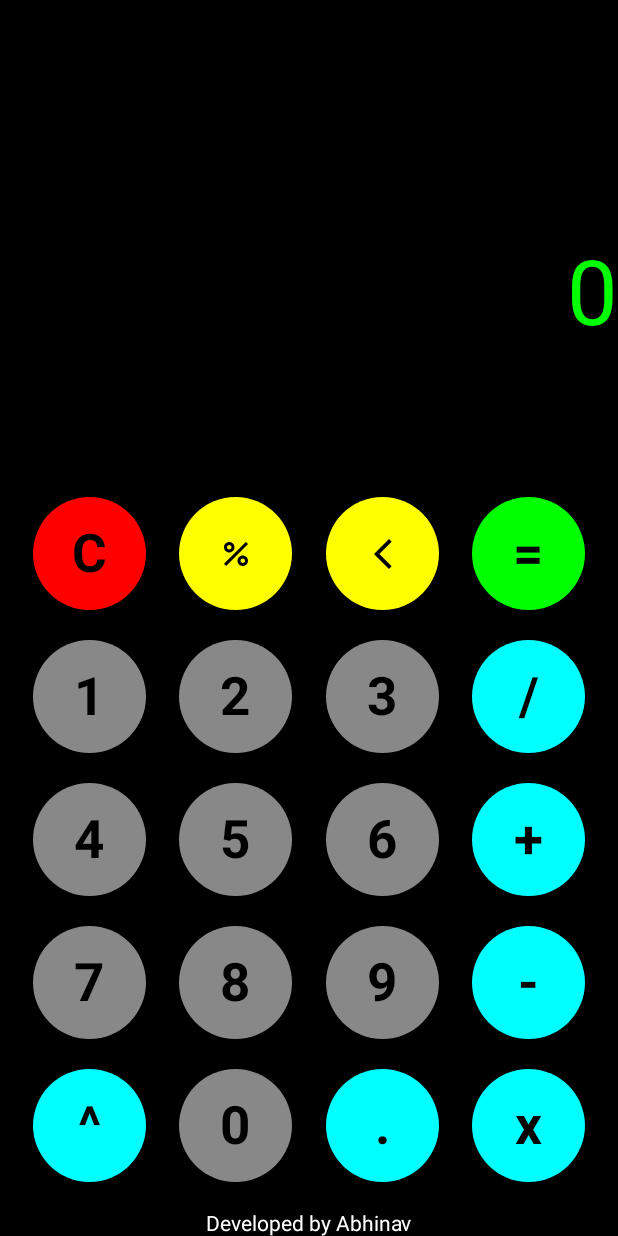
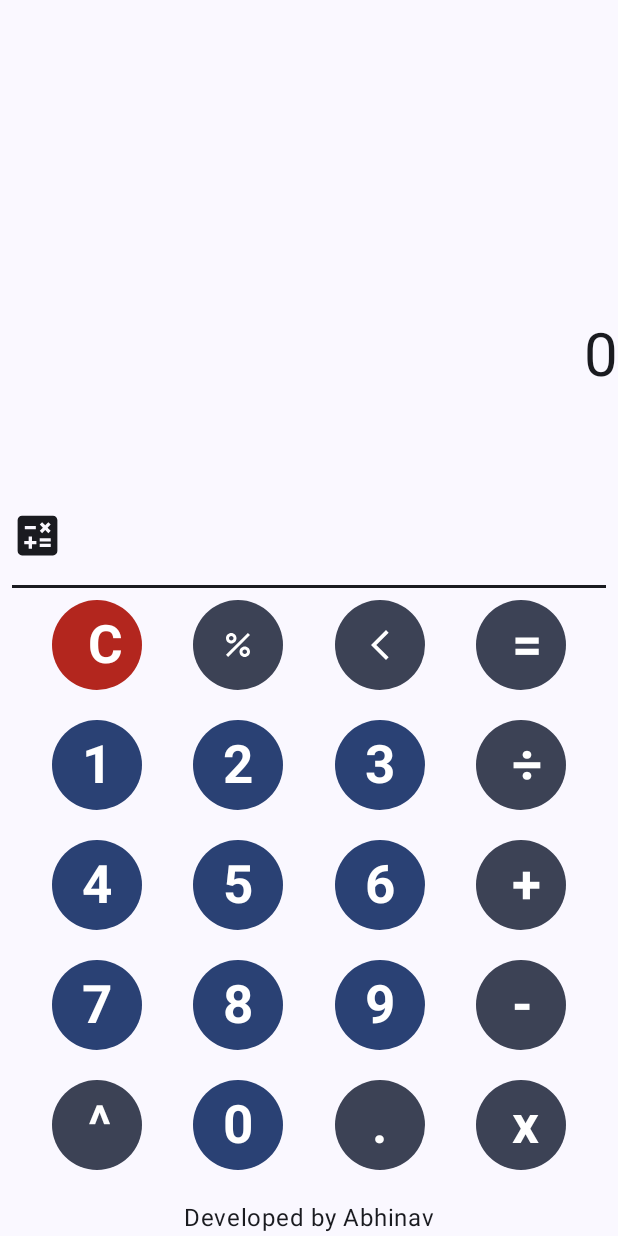
Before and after one commit to Andro-Abhi/Calculator, an Android app built with Jetpack Compose: the screen it shows after launch (MainActivity), on a phone screen of 412 x 824 dp. Run offline under Robolectric (Android 15) with nearby library versions, the phone set to English and light mode, and no system bars.

Commit message:
First commit

```diff
--- a/app/build.gradle.kts
+++ b/app/build.gradle.kts
@@ -46,6 +46,7 @@ dependencies {
     implementation(libs.androidx.activity.compose)
     implementation(platform(libs.androidx.compose.bom))
     implementation(libs.androidx.ui)
+    implementation ("androidx.navigation:navigation-compose:2.7.3")
     implementation(libs.androidx.ui.graphics)
     implementation(libs.androidx.ui.tooling.preview)
     implementation(libs.androidx.material3)
--- a/app/src/main/java/com/example/calculator/MainActivity.kt
+++ b/app/src/main/java/com/example/calculator/MainActivity.kt
@@ -6,143 +6,44 @@ import androidx.activity.ComponentActivity
 import androidx.activity.compose.setContent
 import androidx.activity.enableEdgeToEdge
 import androidx.activity.viewModels
-import androidx.compose.foundation.background
-import androidx.compose.foundation.layout.Arrangement
-import androidx.compose.foundation.layout.Column
-import androidx.compose.foundation.layout.Row
-import androidx.compose.foundation.layout.Spacer
-import androidx.compose.foundation.layout.fillMaxSize
-import androidx.compose.foundation.layout.fillMaxWidth
-import androidx.compose.foundation.layout.padding
-import androidx.compose.foundation.layout.size
-import androidx.compose.foundation.shape.CircleShape
-import androidx.compose.foundation.shape.RoundedCornerShape
-import androidx.compose.material.icons.Icons
-import androidx.compose.material.icons.filled.ArrowBackIosNew
-import androidx.compose.material.icons.filled.Percent
-import androidx.compose.material3.Button
-import androidx.compose.material3.ButtonDefaults
-import androidx.compose.material3.Icon
-import androidx.compose.material3.IconButton
-import androidx.compose.material3.Text
 import androidx.compose.runtime.Composable
-import androidx.compose.ui.Alignment
-import androidx.compose.ui.Modifier
-import androidx.compose.ui.draw.clip
-import androidx.compose.ui.graphics.Color
-import androidx.compose.ui.graphics.vector.ImageVector
-import androidx.compose.ui.text.font.FontWeight
-import androidx.compose.ui.text.style.TextAlign
-import androidx.compose.ui.tooling.preview.Preview
-import androidx.compose.ui.unit.dp
-import androidx.compose.ui.unit.sp
+import androidx.navigation.compose.rememberNavController
+import androidx.navigation.compose.NavHost
+import androidx.navigation.compose.composable
+import com.example.calculator.ui.theme.CalculatorTheme
+import com.example.calculator.ui.theme.ScientificCalculator
+import com.example.calculator.ui.theme.ScientificCalculatorViewModel
+import com.example.calculator.ui.theme.SimpleCalculator
 import kotlin.getValue
 
 class MainActivity : ComponentActivity() {
-    val myViewModel: CalculatorViewModel by viewModels()
+    val simpleViewModel: SimpleCalculatorViewModel by viewModels()
+    val scientificViewModel: ScientificCalculatorViewModel by viewModels()
     override fun onCreate(savedInstanceState: Bundle?) {
 
         super.onCreate(savedInstanceState)
         enableEdgeToEdge()
+
         setContent {
-    Calculator(myViewModel)
+            CalculatorTheme {
+                val navController = rememberNavController()
+                NavHost(navController, startDestination = "simple_calculator") {
+
+                    composable("simple_calculator") {
+                        SimpleCalculator(
+                            simpleViewModel,
+                            navController
+                        )
+                    }
+                    composable("scientific_calculator") {
+                        ScientificCalculator(
+                            scientificViewModel,
+                            navController
+                        )
+                    }
+                }
             }
         }
-    }
-@Composable
- fun Calculator(viewModel : CalculatorViewModel = CalculatorViewModel()) {
-    val operationScreen = viewModel.operationText
-    val rowModifier =  Modifier.fillMaxWidth()
-    val rhalgn = Arrangement.Absolute.SpaceEvenly
-    val operator = viewModel.operatorSign
-    Column(modifier = Modifier.fillMaxSize(1f).background(Color.Black),
-        verticalArrangement = Arrangement.Bottom,
-        horizontalAlignment = Alignment.CenterHorizontally
-            )
-    {Row(Modifier.fillMaxWidth(), horizontalArrangement = Arrangement.Absolute.SpaceBetween) {
-        Text(text = operator.toString(),color = Color.Cyan,fontSize = 60.sp)
-        Text(
-            text = operationScreen,
-            color = Color.Green,
-            fontSize = 60.sp,
-            textAlign = TextAlign.End,
-            maxLines = 2
-        )
-    }
-        Spacer(Modifier.padding(50.dp))
-        Row(horizontalArrangement =  rhalgn, modifier = rowModifier ) {
-            NumberButton('C', { viewModel.clearScreen() },Color.Red)
-            IconButton(Icons.Default.Percent) { viewModel.operatorFun('%')}
-            IconButton(Icons.Filled.ArrowBackIosNew) { viewModel.removeNumber()}
-            NumberButton('=' ,{ viewModel.eval() } , Color.Green)
-        }
-        Spacer(Modifier.padding(10.dp))
-        Row(horizontalArrangement =  rhalgn, modifier = rowModifier ) {
-            NumberButton('1' ,{viewModel.addNumber('1')})
-            NumberButton('2' ,{ viewModel.addNumber('2')})
-            NumberButton('3' ,{ viewModel.addNumber('3')})
-            NumberButton('/', {viewModel.operatorFun('/') }, Color.Cyan)
 
-        }
-        Spacer(Modifier.padding(10.dp))
-        Row(horizontalArrangement =  rhalgn, modifier = rowModifier ) {
-            NumberButton('4' ,{viewModel.addNumber('4')})
-            NumberButton('5' ,{viewModel.addNumber('5')})
-            NumberButton('6' ,{viewModel.addNumber('6')})
-            NumberButton('+' ,{viewModel.operatorFun('+')}, Color.Cyan)
-
-        }
-        Spacer(Modifier.padding(10.dp))
-        Row(horizontalArrangement =  rhalgn, modifier = rowModifier ) {
-            NumberButton('7' ,{viewModel.addNumber('7')})
-            NumberButton('8' ,{viewModel.addNumber('8')})
-            NumberButton('9' ,{viewModel.addNumber('9')})
-            NumberButton('-' ,{viewModel.operatorFun('-') }, Color.Cyan)
-
-        }
-        Spacer(Modifier.padding(10.dp))
-        Row(horizontalArrangement =  rhalgn, modifier = rowModifier ) {
-            NumberButton('^' ,{ viewModel.operatorFun('^')}, Color.Cyan)
-            NumberButton('0' ,{viewModel.addNumber('0') })
-            NumberButton('.', { viewModel.addNumber('.') }, Color.Cyan)
-            NumberButton('x', {viewModel.operatorFun('x') }, Color.Cyan)
-
-        }
-        Spacer(Modifier.padding(10.dp))
-        Text("Developed by Abhinav",color = Color.White)
     }
 }
-
-
-@Composable
-fun NumberButton(number : Char, addNum :(Char) -> Unit,color: Color = Color.Gray){
-    val buttonColor = ButtonDefaults.buttonColors(color)
-    val buttonShape = RoundedCornerShape(50.dp)
-    Button(onClick = {addNum(number)}, shape = buttonShape, colors = buttonColor,
-        modifier = Modifier.size(75.dp)) {
-        Text(text = "$number", color = Color.Black,
-            fontWeight = FontWeight.Bold,
-            fontSize = 35.sp)
-    }
-}
-
-
-@Composable
-fun IconButton(icon: ImageVector,onClick: () -> Unit) {
-    IconButton(onClick, modifier = Modifier
-        .size(75.dp)
-        .clip(CircleShape)
-        .background(Color.Yellow)
-    ) {
-        Icon(
-            imageVector = icon,
-            contentDescription = "remove"
-        )
-    }
-}
-
-@Preview
-@Composable
-fun CalculatorPreview(){
-    Calculator()
-}
--- a/app/src/main/java/com/example/calculator/CalculatorViewModel.kt
+++ b/app/src/main/java/com/example/calculator/SimpleCalculatorViewModel.kt
@@ -8,7 +8,7 @@ import kotlin.math.pow
 import java.lang.ArithmeticException
 
 
-class CalculatorViewModel : ViewModel() {
+class SimpleCalculatorViewModel : ViewModel() {
     var operationText by mutableStateOf<String>("0")
         private set
     var operatorSign: Char = ' '
@@ -55,7 +55,7 @@ class CalculatorViewModel : ViewModel() {
                 '+' -> num1 + num2
                 '-' -> num1 - num2
                 'x' -> num1 * num2
-                '/' -> try {
+                '÷' -> try {
                     num1 / num2
                 } catch (e:ArithmeticException) {
                     "Not Defined"
--- a/app/src/main/java/com/example/calculator/ui/theme/Color.kt
+++ b/app/src/main/java/com/example/calculator/ui/theme/Color.kt
@@ -2,10 +2,23 @@ package com.example.calculator.ui.theme
 
 import androidx.compose.ui.graphics.Color
 
-val Purple80 = Color(0xFFD0BCFF)
-val PurpleGrey80 = Color(0xFFCCC2DC)
-val Pink80 = Color(0xFFEFB8C8)
-
-val Purple40 = Color(0xFF6650a4)
-val PurpleGrey40 = Color(0xFF625b71)
-val Pink40 = Color(0xFF7D5260)
+val primaryLight = Color(0xFF02677D)
+val onPrimaryLight = Color(0xFFFFFFFF)
+val secondaryLight = Color(0xFF4C626A)
+val onSecondaryLight = Color(0xFFFFFFFF)
+val tertiaryLight = Color(0xFF595C7E)
+val onTertiaryLight = Color(0xFFFFFFFF)
+val errorLight = Color(0xFFBA1A1A)
+val onErrorLight = Color(0xFFFFFFFF)
+val onBackgroundLight = Color(0xFF171C1F)
+val onSurfaceLight = Color(0xFF171C1F)
+val primaryDark = Color(0xFF87D1EA)
+val onPrimaryDark = Color(0xFF003542)
+val secondaryDark = Color(0xFFB3CAD4)
+val onSecondaryDark = Color(0xFF1D333B)
+val tertiaryDark = Color(0xFFC2C4EB)
+val onTertiaryDark = Color(0xFF2B2E4D)
+val errorDark = Color(0xFFFFB4AB)
+val onErrorDark = Color(0xFF690005)
+val onBackgroundDark = Color(0xFFDEE3E6)
+val onSurfaceDark = Color(0xFFDEE3E6)
--- /dev/null
+++ b/app/src/main/java/com/example/calculator/ui/theme/SimpleCalculatorFile.kt
@@ -0,0 +1,179 @@
+package com.example.calculator.ui.theme
+
+import androidx.compose.foundation.BorderStroke
+import androidx.compose.foundation.background
+import androidx.compose.foundation.border
+import androidx.compose.foundation.layout.Arrangement
+import androidx.compose.foundation.layout.Column
+import androidx.compose.foundation.layout.Row
+import androidx.compose.foundation.layout.Spacer
+import androidx.compose.foundation.layout.fillMaxSize
+import androidx.compose.foundation.layout.fillMaxWidth
+import androidx.compose.foundation.layout.padding
+import androidx.compose.foundation.layout.size
+import androidx.compose.foundation.shape.CircleShape
+import androidx.compose.foundation.shape.RoundedCornerShape
+import androidx.compose.material.icons.Icons
+import androidx.compose.material.icons.filled.ArrowBackIosNew
+import androidx.compose.material.icons.filled.Calculate
+import androidx.compose.material.icons.filled.Percent
+import androidx.compose.material3.Button
+import androidx.compose.material3.ButtonDefaults
+import androidx.compose.material3.Divider
+import androidx.compose.material3.HorizontalDivider
+import androidx.compose.material3.Icon
+import androidx.compose.material3.IconButton
+import androidx.compose.material3.MaterialTheme
+import androidx.compose.material3.Text
+import androidx.compose.runtime.Composable
+import androidx.compose.ui.Alignment
+import androidx.compose.ui.Modifier
+import androidx.compose.ui.draw.clip
+import androidx.compose.ui.graphics.Color
+import androidx.compose.ui.graphics.vector.ImageVector
+import androidx.compose.ui.text.font.FontWeight
+import androidx.compose.ui.text.style.TextAlign
+import androidx.compose.ui.text.style.TextOverflow
+import androidx.compose.ui.tooling.preview.Preview
+import androidx.compose.ui.unit.dp
+import androidx.compose.ui.unit.sp
+import androidx.navigation.NavController
+import androidx.navigation.compose.rememberNavController
+import com.example.calculator.SimpleCalculatorViewModel
+
+@Composable
+fun SimpleCalculator(viewModel : SimpleCalculatorViewModel, navController: NavController) {
+    val operationScreen = viewModel.operationText
+    val rowModifier =  Modifier.fillMaxWidth()
+    val rhalgn = Arrangement.Absolute.SpaceEvenly
+    val operator = viewModel.operatorSign
+    Column(modifier = Modifier.fillMaxSize(1f).background(MaterialTheme.colorScheme.background),
+        verticalArrangement = Arrangement.Bottom,
+        horizontalAlignment = Alignment.CenterHorizontally
+    )
+    {Row(Modifier.fillMaxWidth(), horizontalArrangement = Arrangement.Absolute.SpaceBetween) {
+        Text(text = operator.toString(), color = MaterialTheme.colorScheme.onBackground, fontSize = 40.sp)
+        Text(
+            text = operationScreen,
+            color = MaterialTheme.colorScheme.onBackground,
+            fontSize = 40.sp,
+            textAlign = TextAlign.End,
+            overflow = TextOverflow.Ellipsis
+        )
+
+    }
+        Spacer(Modifier.padding(35.dp))
+        Row(Modifier.fillMaxWidth(), horizontalArrangement = Arrangement.Start) {
+            IconButton(onClick = {navController.navigate("scientific_calculator")}, Modifier.size(50.dp)){
+                Icon(imageVector = Icons.Filled.Calculate,
+                contentDescription = null,
+                tint = MaterialTheme.colorScheme.onBackground,
+                    modifier = Modifier.size(35.dp))}
+            Spacer(Modifier.padding(20.dp))
+        }
+        HorizontalDivider(
+            color = MaterialTheme.colorScheme.onBackground,
+            thickness = 2.dp,
+            modifier = Modifier.padding(8.dp)
+        )
+        Row(horizontalArrangement =  rhalgn, modifier = rowModifier) {
+            FunctionButton('C', {viewModel.clearScreen() }, MaterialTheme.colorScheme.error,MaterialTheme.colorScheme.onError)
+            IconButtons(Icons.Default.Percent) { viewModel.operatorFun('%')}
+            IconButtons(Icons.Filled.ArrowBackIosNew) { viewModel.removeNumber()}
+            FunctionButton('=' , {viewModel.eval()})
+        }
+        Spacer(Modifier.padding(10.dp))
+        Row(horizontalArrangement =  rhalgn, modifier = rowModifier ) {
+            NumberButton('1') {viewModel.addNumber('1')}
+            NumberButton('2') { viewModel.addNumber('2')}
+            NumberButton('3') { viewModel.addNumber('3')}
+            FunctionButton('÷', {viewModel.operatorFun('÷') })
+
+        }
+        Spacer(Modifier.padding(10.dp))
+        Row(horizontalArrangement =  rhalgn, modifier = rowModifier ) {
+            NumberButton('4') {viewModel.addNumber('4')}
+            NumberButton('5') {viewModel.addNumber('5')}
+            NumberButton('6') {viewModel.addNumber('6')}
+            FunctionButton('+' ,{viewModel.operatorFun('+')})
+
+        }
+        Spacer(Modifier.padding(10.dp))
+        Row(horizontalArrangement =  rhalgn, modifier = rowModifier ) {
+            NumberButton('7') {viewModel.addNumber('7')}
+            NumberButton('8') {viewModel.addNumber('8')}
+            NumberButton('9') {viewModel.addNumber('9')}
+            FunctionButton('-' ,{viewModel.operatorFun('-') })
+
+        }
+        Spacer(Modifier.padding(10.dp))
+        Row(horizontalArrangement =  rhalgn, modifier = rowModifier ) {
+            FunctionButton('^' ,{ viewModel.operatorFun('^')})
+            NumberButton('0') {viewModel.addNumber('0') }
+            FunctionButton('.', { viewModel.addNumber('.') })
+            FunctionButton('x', {viewModel.operatorFun('x') })
+
+        }
+        Spacer(Modifier.padding(10.dp))
+        Text("Developed by Abhinav",color = MaterialTheme.colorScheme.onBackground)
+    }
+
+}
+
+
+@Composable
+fun NumberButton(number : Char,
+                 addNum :(Char) -> Unit){
+    val buttonShape = RoundedCornerShape(50.dp)
+    Button(onClick = {addNum(number)}, shape = buttonShape,
+        modifier = Modifier.size(60.dp), colors = ButtonDefaults.buttonColors(
+            containerColor = MaterialTheme.colorScheme.primary,
+            contentColor =MaterialTheme.colorScheme.onPrimary
+        )) {
+        Text(text = number.toString(),
+            fontWeight = FontWeight.Bold,
+            fontSize = 35.sp,
+            textAlign = TextAlign.Center)
+    }
+}
+
+@Composable
+fun FunctionButton(number : Char,
+                 addNum :(Char) -> Unit,
+                   color: Color = MaterialTheme.colorScheme.secondary,
+                   contentColor: Color = MaterialTheme.colorScheme.onSecondary){
+    val buttonShape = RoundedCornerShape(50.dp)
+    Button(onClick = {addNum(number)}, shape = buttonShape,
+        modifier = Modifier.size(60.dp), colors = ButtonDefaults.buttonColors(
+            containerColor = color,
+            contentColor = contentColor
+        )) {
+        Text(text = number.toString(),
+            fontWeight = FontWeight.Bold,
+            fontSize = 35.sp)
+    }
+}
+
+
+@Composable
+fun IconButtons(icon: ImageVector,onClick: () -> Unit) {
+    IconButton(
+        onClick, modifier = Modifier
+            .size(60.dp)
+            .clip(CircleShape)
+            .background(MaterialTheme.colorScheme.secondary)
+    ) {
+        Icon(
+            imageVector = icon,
+            contentDescription = "remove",
+            tint = MaterialTheme.colorScheme.onSecondary
+        )
+    }
+}
+@Preview
+@Composable
+fun Preview(){
+    val viewModel = SimpleCalculatorViewModel()
+    val navController = rememberNavController()
+    SimpleCalculator(viewModel, navController = navController)
+}
--- a/app/src/main/java/com/example/calculator/ui/theme/Theme.kt
+++ b/app/src/main/java/com/example/calculator/ui/theme/Theme.kt
@@ -12,25 +12,32 @@ import androidx.compose.runtime.Composable
 import androidx.compose.ui.platform.LocalContext
 
 private val DarkColorScheme = darkColorScheme(
-    primary = Purple80,
-    secondary = PurpleGrey80,
-    tertiary = Pink80
+    primary = primaryDark,
+    secondary = secondaryDark,
+    tertiary = tertiaryDark,
+    surface = onSurfaceDark,
+    onPrimary = onPrimaryDark,
+    onSecondary = onSecondaryDark,
+    onTertiary = onTertiaryDark,
+    onBackground = onBackgroundDark,
+    onSurface = onSurfaceDark,
+    error = errorDark,
+    onError = onErrorDark
 )
 
 private val LightColorScheme = lightColorScheme(
-    primary = Purple40,
-    secondary = PurpleGrey40,
-    tertiary = Pink40
+    primary = primaryLight,
+    secondary = secondaryLight,
+    tertiary = tertiaryLight,
+            error = errorLight,
+    onError = onErrorLight,
+    surface = onSurfaceLight,
+    onPrimary = onPrimaryLight,
+    onSecondary = onSecondaryLight,
+    onTertiary = onTertiaryLight,
+    onBackground = onBackgroundLight,
+    onSurface = onSurfaceLight,
 
-    /* Other default colors to override
-    background = Color(0xFFFFFBFE),
-    surface = Color(0xFFFFFBFE),
-    onPrimary = Color.White,
-    onSecondary = Color.White,
-    onTertiary = Color.White,
-    onBackground = Color(0xFF1C1B1F),
-    onSurface = Color(0xFF1C1B1F),
-    */
 )
 
 @Composable
```
Also changed, not shown: app/src/main/java/com/example/calculator/ui/theme/ScientificCalculatorFile.kt (added, +133 -0 lines), app/src/main/java/com/example/calculator/ui/theme/ScientificCalculatorViewModel.kt (added, +80 -0 lines).
